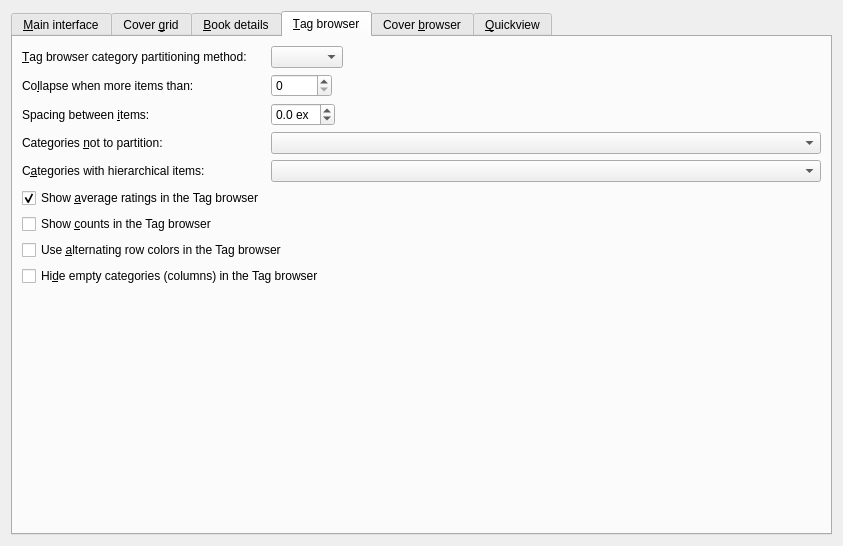
Before: the Qt Designer form src/calibre/gui2/preferences/look_feel.ui in debian-calibre/calibre, drawn with Qt 5.
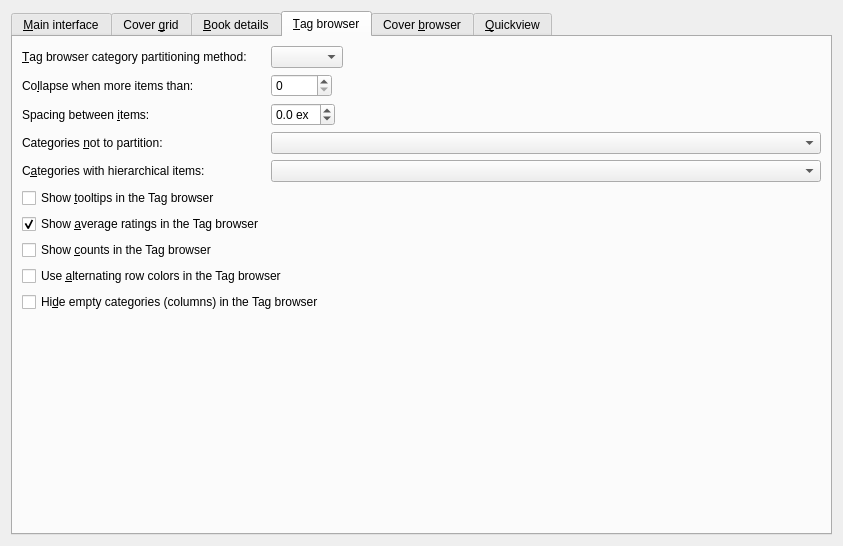
After: the same form once the commit is applied. The open tabs and pages were chosen to show the change. Icons and pictures are not drawn. Custom widgets are drawn as their Qt base class.

The edit to the form file:
```diff
--- a/src/calibre/gui2/preferences/look_feel.ui
+++ b/src/calibre/gui2/preferences/look_feel.ui
@@ -931,14 +931,14 @@
          </property>
         </widget>
        </item>
-       <item row="10" column="0" colspan="2">
+       <item row="11" column="0" colspan="2">
         <widget class="QCheckBox" name="opt_tag_browser_old_look">
          <property name="text">
           <string>Use &amp;alternating row colors in the Tag browser</string>
          </property>
         </widget>
        </item>
-       <item row="11" column="0" colspan="2">
+       <item row="12" column="0" colspan="2">
         <widget class="QCheckBox" name="opt_tag_browser_hide_empty_categories">
          <property name="toolTip">
           <string>When checked, calibre will automatically hide any category
@@ -972,7 +972,7 @@
          </property>
         </widget>
        </item>
-       <item row="8" column="0">
+       <item row="9" column="0">
         <widget class="QCheckBox" name="opt_show_avg_rating">
          <property name="text">
           <string>Show &amp;average ratings in the Tag browser</string>
@@ -982,7 +982,7 @@
          </property>
         </widget>
        </item>
-       <item row="9" column="0" colspan="2">
+       <item row="10" column="0" colspan="2">
         <widget class="QCheckBox" name="opt_tag_browser_show_counts">
          <property name="toolTip">
           <string>Show counts for items in the Tag browser. Such as the number of books
@@ -1026,6 +1026,13 @@
          </property>
         </widget>
        </item>
+       <item row="8" column="0">
+        <widget class="QCheckBox" name="opt_tag_browser_show_tooltips">
+         <property name="text">
+          <string>Show &amp;tooltips in the Tag browser</string>
+         </property>
+        </widget>
+       </item>
       </layout>
      </widget>
      <widget class="QWidget" name="cover_browser_tab">
```
